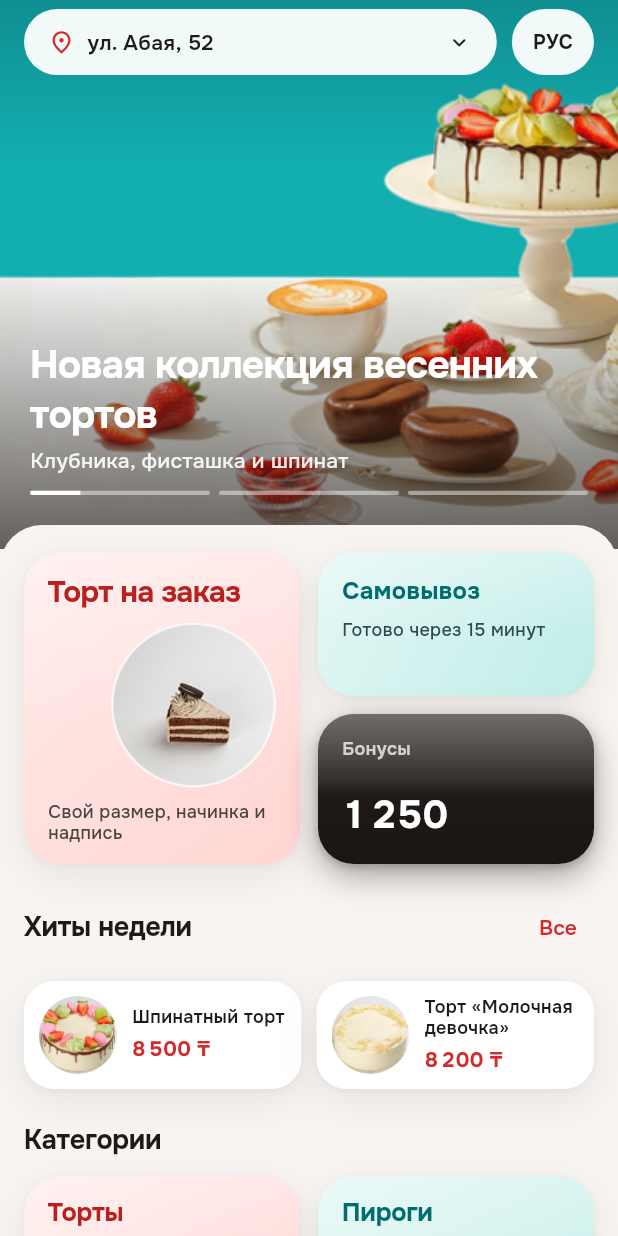
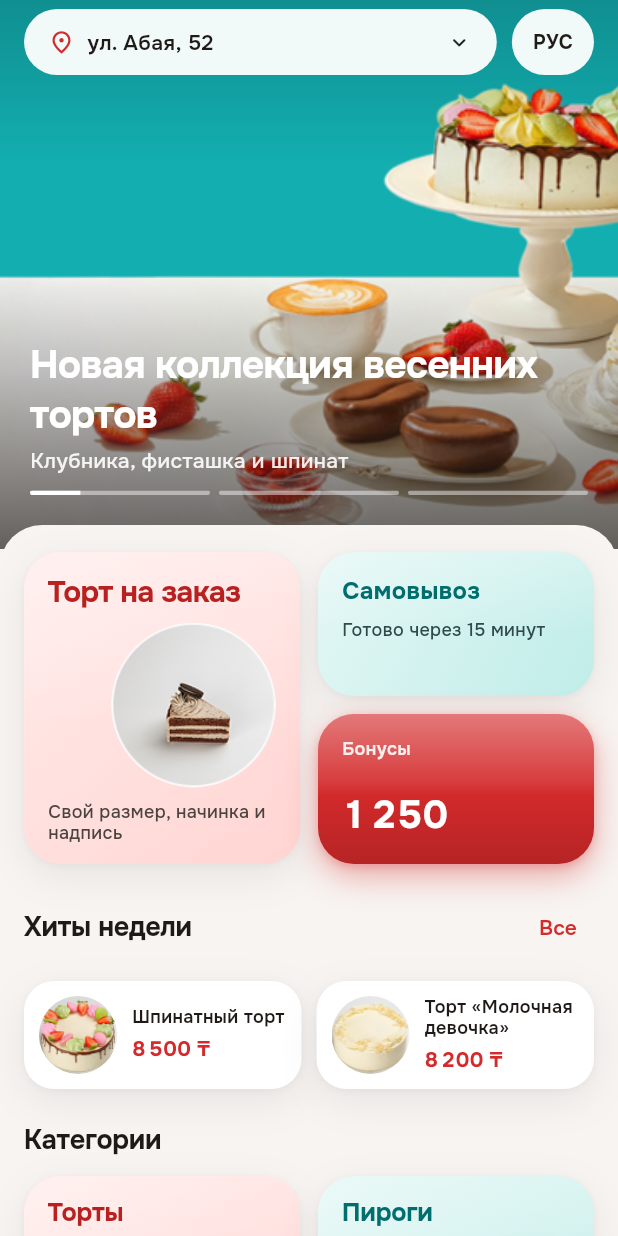
Before and after one commit to yeracode11/qulpynai-mobile, a Flutter app: the _HomeBento screen opened directly, on a phone screen of 412 x 824 dp. Run offline on Flutter 3.47's test engine with Material 3 defaults, Android fonts, the phone set to English and light mode, and no system bars; our stand-ins replace flutter_riverpod, flutter_svg, go_router, material_ui; generated files the repository leaves out were written again; statements that could not run were skipped.

Commit message:
Блок «Бонусы» на главной красный

```diff
--- a/lib/features/home/home_screen.dart
+++ b/lib/features/home/home_screen.dart
@@ -193,14 +193,14 @@ class _BentoTiles extends ConsumerWidget {
                   ),
                 ),
                 _Tile(
-                  color: AppColors.ink,
+                  color: AppColors.red,
                   minHeight: 96,
                   onTap: () => context.go('/profile'),
                   child: Column(
                     crossAxisAlignment: CrossAxisAlignment.start,
                     mainAxisAlignment: MainAxisAlignment.spaceBetween,
                     children: [
-                      Text(l10n.bonuses, style: AppText.ui(12, color: const Color(0xBFFFFFFF))),
+                      Text(l10n.bonuses, style: AppText.ui(12, color: const Color(0xE6FFFFFF))),
                       const SizedBox(height: 18),
                       Text(bonus == null ? '—' : formatThousands(bonus), style: AppText.num(26, color: AppColors.white)),
                     ],
@@ -230,7 +230,7 @@ class _Tile extends StatelessWidget {
       decoration: BoxDecoration(
         gradient: dark ? AppGloss.fill(color) : AppGloss.tint(color),
         borderRadius: BorderRadius.circular(24),
-        boxShadow: dark ? AppGloss.glow(AppColors.ink) : AppGloss.card,
+        boxShadow: dark ? AppGloss.glow(color) : AppGloss.card,
       ),
       child: DecoratedBox(
         decoration: BoxDecoration(gradient: AppGloss.sheen, borderRadius: BorderRadius.circular(24)),
```
